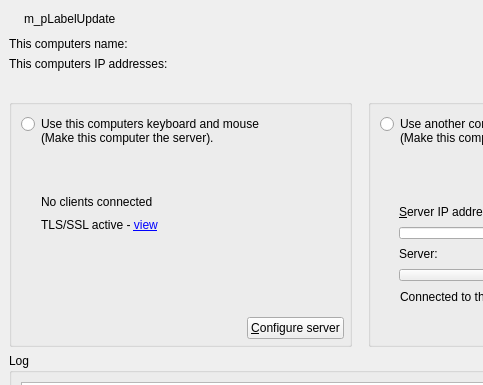
First picture: the form in src/gui/src/MainWindowBase.ui, repository deskflow/deskflow, before the edit; both pictures show x 0 to 483 and y 0 to 385 of the 720 by 797 pixel window.
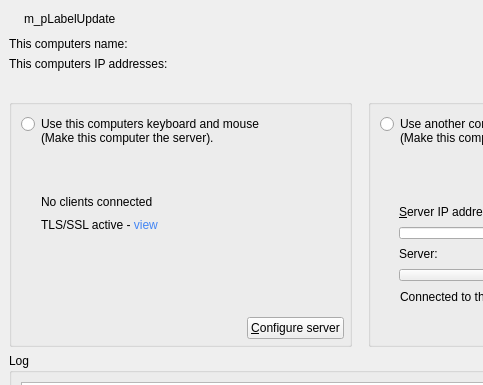
Second picture: the form after the edit. Icons and pictures are not drawn. Custom widgets are drawn as their Qt base class.

Commit message: SYNERGY-936 Fix links

Diff of the .ui file:
```diff
--- a/src/gui/src/MainWindowBase.ui
+++ b/src/gui/src/MainWindowBase.ui
@@ -274,7 +274,7 @@
                </size>
               </property>
               <property name="text">
-               <string>&lt;html&gt;&lt;head/&gt;&lt;body&gt;&lt;p&gt;TLS/SSL active - &lt;a href=&quot;#&quot;&gt;view&lt;/a&gt;&lt;/p&gt;&lt;/body&gt;&lt;/html&gt;</string>
+               <string>&lt;html&gt;&lt;head/&gt;&lt;body&gt;&lt;p&gt;TLS/SSL active - &lt;a href=&quot;#&quot; style=&quot;text-decoration:none; color: #4285F4;&quot;&gt;view&lt;/a&gt;&lt;/p&gt;&lt;/body&gt;&lt;/html&gt;</string>
               </property>
               <property name="textFormat">
                <enum>Qt::RichText</enum>
```
The commit also changes 1 other file.
